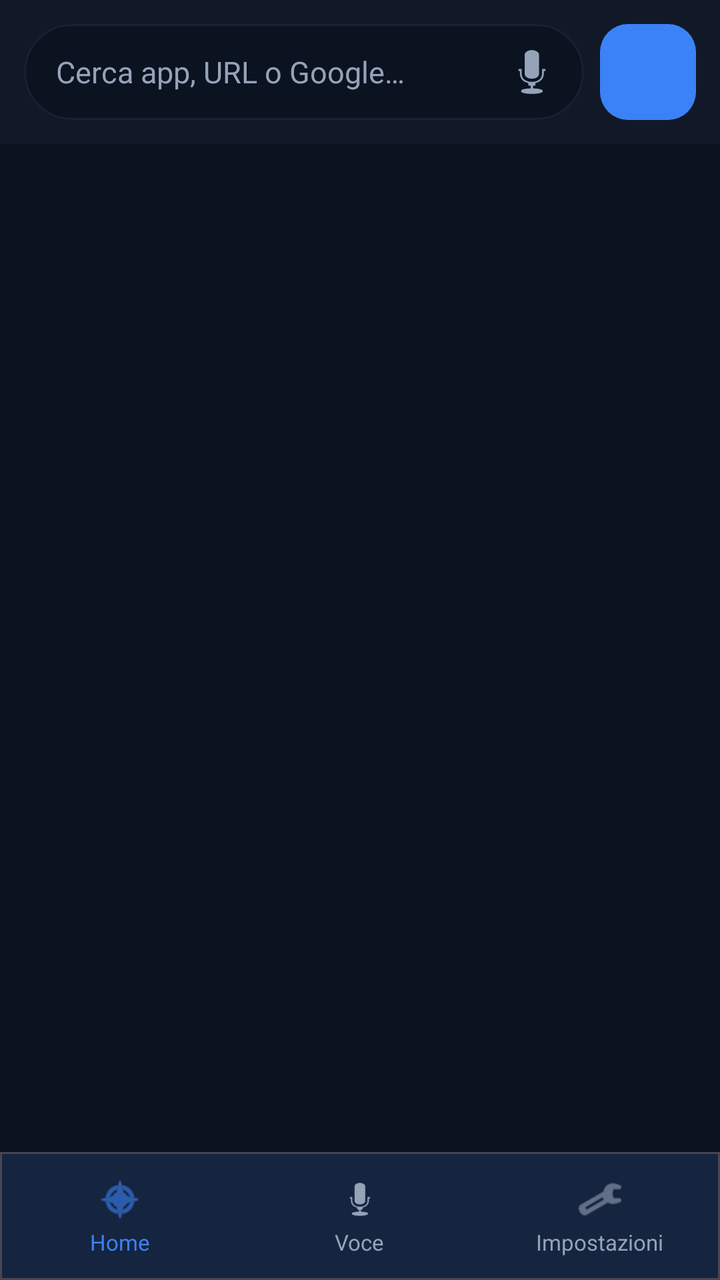
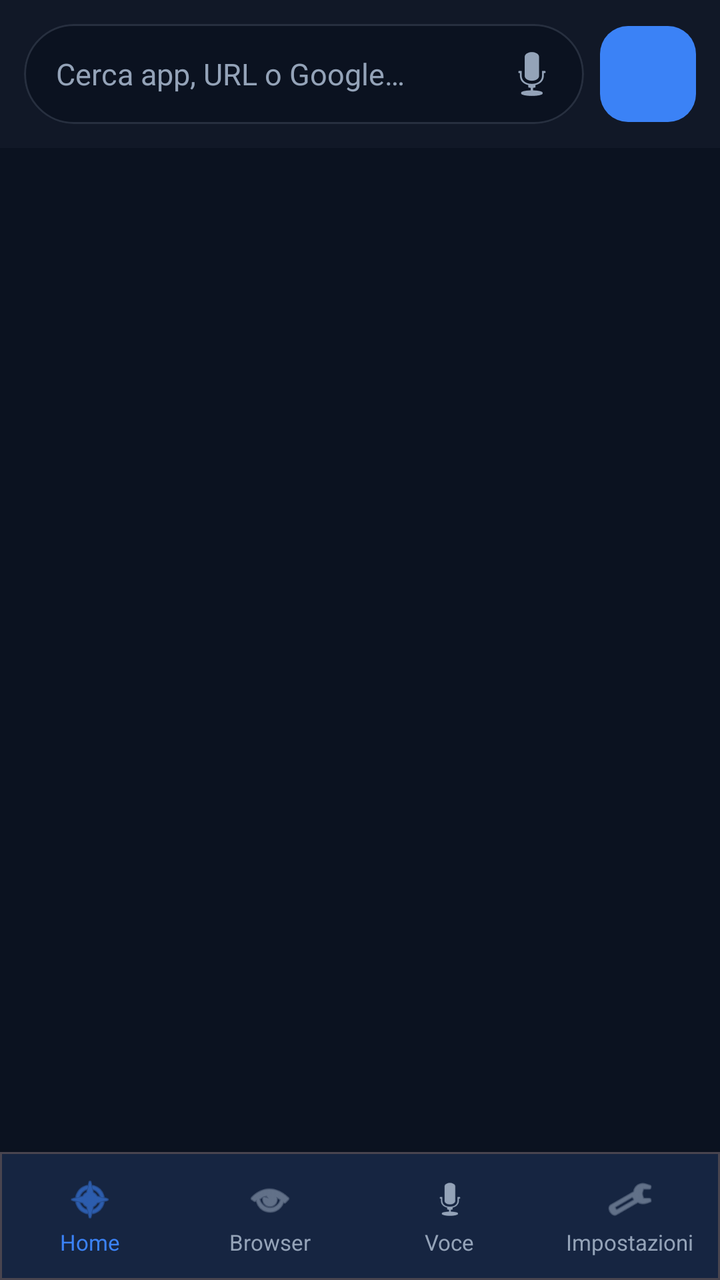

An Android layout rendered at two revisions. The XML below is the earlier revision; the diff shows what the commit changed to produce the second picture.
<!-- AndroidManifest.xml: activity theme Theme.WebLauncher -->
<!-- res/layout/activity_main.xml -->
<?xml version="1.0" encoding="utf-8"?>
<androidx.constraintlayout.widget.ConstraintLayout
    xmlns:android="http://schemas.android.com/apk/res/android"
    xmlns:app="http://schemas.android.com/apk/res-auto"
    android:layout_width="match_parent"
    android:layout_height="match_parent"
    android:background="@color/bg">

    <LinearLayout
        android:id="@+id/header"
        android:layout_width="0dp"
        android:layout_height="wrap_content"
        android:orientation="horizontal"
        android:padding="12dp"
        android:gravity="center_vertical"
        android:background="@color/bg_elevated"
        app:layout_constraintTop_toTopOf="parent"
        app:layout_constraintStart_toStartOf="parent"
        app:layout_constraintEnd_toEndOf="parent">

        <com.google.android.material.card.MaterialCardView
            android:layout_width="0dp"
            android:layout_height="48dp"
            android:layout_weight="1"
            app:cardCornerRadius="24dp"
            app:cardBackgroundColor="@color/bg"
            app:cardElevation="0dp"
            app:strokeWidth="1dp"
            app:strokeColor="#1A94A3B8">

            <LinearLayout
                android:layout_width="match_parent"
                android:layout_height="match_parent"
                android:orientation="horizontal"
                android:gravity="center_vertical"
                android:paddingStart="16dp"
                android:paddingEnd="4dp">

                <EditText
                    android:id="@+id/searchInput"
                    android:layout_width="0dp"
                    android:layout_height="match_parent"
                    android:layout_weight="1"
                    android:background="@android:color/transparent"
                    android:hint="@string/search_hint"
                    android:textColorHint="@color/text_muted"
                    android:textColor="@color/text"
                    android:textSize="15sp"
                    android:inputType="text"
                    android:imeOptions="actionSearch"
                    android:maxLines="1"
                    android:importantForAutofill="no" />

                <ImageButton
                    android:id="@+id/btnMic"
                    android:layout_width="44dp"
                    android:layout_height="44dp"
                    android:background="?attr/selectableItemBackgroundBorderless"
                    android:src="@android:drawable/ic_btn_speak_now"
                    android:contentDescription="@string/voice"
                    app:tint="@color/text_muted" />
            </LinearLayout>
        </com.google.android.material.card.MaterialCardView>

        <com.google.android.material.button.MaterialButton
            android:id="@+id/btnAdd"
            android:layout_width="48dp"
            android:layout_height="48dp"
            android:layout_marginStart="8dp"
            android:insetTop="0dp"
            android:insetBottom="0dp"
            android:text="+"
            android:textSize="22sp"
            android:textColor="@android:color/white"
            app:backgroundTint="@color/accent"
            app:cornerRadius="14dp" />
    </LinearLayout>

    <TextView
        android:id="@+id/webSearchHint"
        android:layout_width="0dp"
        android:layout_height="wrap_content"
        android:paddingHorizontal="16dp"
        android:paddingTop="10dp"
        android:paddingBottom="4dp"
        android:textColor="@color/accent"
        android:textSize="14sp"
        android:visibility="gone"
        app:layout_constraintTop_toBottomOf="@id/header"
        app:layout_constraintStart_toStartOf="parent"
        app:layout_constraintEnd_toEndOf="parent" />

    <androidx.recyclerview.widget.RecyclerView
        android:id="@+id/recycler"
        android:layout_width="0dp"
        android:layout_height="0dp"
        android:clipToPadding="false"
        android:paddingHorizontal="12dp"
        android:paddingTop="8dp"
        android:paddingBottom="88dp"
        app:layout_constraintTop_toBottomOf="@id/webSearchHint"
        app:layout_constraintBottom_toBottomOf="parent"
        app:layout_constraintStart_toStartOf="parent"
        app:layout_constraintEnd_toEndOf="parent" />

    <com.google.android.material.card.MaterialCardView
        android:id="@+id/bottomBar"
        android:layout_width="0dp"
        android:layout_height="wrap_content"
        app:cardBackgroundColor="@color/bg_elevated"
        app:cardElevation="8dp"
        app:cardCornerRadius="0dp"
        app:layout_constraintBottom_toBottomOf="parent"
        app:layout_constraintStart_toStartOf="parent"
        app:layout_constraintEnd_toEndOf="parent">

        <LinearLayout
            android:layout_width="match_parent"
            android:layout_height="64dp"
            android:orientation="horizontal"
            android:gravity="center">

            <LinearLayout
                android:id="@+id/navHome"
                android:layout_width="0dp"
                android:layout_height="match_parent"
                android:layout_weight="1"
                android:orientation="vertical"
                android:gravity="center"
                android:background="?attr/selectableItemBackground">
                <ImageView
                    android:layout_width="24dp"
                    android:layout_height="24dp"
                    android:src="@android:drawable/ic_menu_compass"
                    app:tint="@color/accent"
                    android:contentDescription="@string/home" />
                <TextView
                    android:layout_width="wrap_content"
                    android:layout_height="wrap_content"
                    android:text="@string/home"
                    android:textColor="@color/accent"
                    android:textSize="11sp"
                    android:layout_marginTop="2dp" />
            </LinearLayout>

            <LinearLayout
                android:id="@+id/navVoice"
                android:layout_width="0dp"
                android:layout_height="match_parent"
                android:layout_weight="1"
                android:orientation="vertical"
                android:gravity="center"
                android:background="?attr/selectableItemBackground">
                <ImageView
                    android:layout_width="24dp"
                    android:layout_height="24dp"
                    android:src="@android:drawable/ic_btn_speak_now"
                    app:tint="@color/text_muted"
                    android:contentDescription="@string/voice" />
                <TextView
                    android:layout_width="wrap_content"
                    android:layout_height="wrap_content"
                    android:text="@string/voice"
                    android:textColor="@color/text_muted"
                    android:textSize="11sp"
                    android:layout_marginTop="2dp" />
            </LinearLayout>

            <LinearLayout
                android:id="@+id/navSettings"
                android:layout_width="0dp"
                android:layout_height="match_parent"
                android:layout_weight="1"
                android:orientation="vertical"
                android:gravity="center"
                android:background="?attr/selectableItemBackground">
                <ImageView
                    android:layout_width="24dp"
                    android:layout_height="24dp"
                    android:src="@android:drawable/ic_menu_preferences"
                    app:tint="@color/text_muted"
                    android:contentDescription="@string/settings" />
                <TextView
                    android:layout_width="wrap_content"
                    android:layout_height="wrap_content"
                    android:text="@string/settings"
                    android:textColor="@color/text_muted"
                    android:textSize="11sp"
                    android:layout_marginTop="2dp" />
            </LinearLayout>
        </LinearLayout>
    </com.google.android.material.card.MaterialCardView>

</androidx.constraintlayout.widget.ConstraintLayout>
<!-- resources referenced by this layout -->
<resources>
  <color name="accent">#3B82F6</color>
  <color name="bg">#0B1220</color>
  <color name="bg_elevated">#111827</color>
  <color name="text">#F1F5F9</color>
  <color name="text_muted">#94A3B8</color>
  <string name="home">Home</string>
  <string name="search_hint">Cerca app, URL o Google\u2026</string>
  <string name="settings">Impostazioni</string>
  <string name="voice">Voce</string>
  <style name="Theme.WebLauncher" parent="Theme.Material3.Dark.NoActionBar">
          <item name="colorPrimary">@color/accent</item>
          <item name="colorOnPrimary">@android:color/white</item>
          <item name="colorSecondary">@color/accent</item>
          <item name="android:statusBarColor">@color/bg_elevated</item>
          <item name="android:navigationBarColor">@color/bg_elevated</item>
          <item name="android:windowBackground">@color/bg</item>
          <item name="android:colorBackground">@color/bg</item>
          <item name="colorSurface">@color/bg_elevated</item>
          <item name="colorOnSurface">@color/text</item>
          <item name="android:textColorPrimary">@color/text</item>
          <item name="android:textColorSecondary">@color/text_muted</item>
      </style>
</resources>

<!-- the commit's change to res/layout/activity_main.xml (unified diff, before → after) -->
@@ -7,108 +7,202 @@
     android:background="@color/bg">
 
     <LinearLayout
-        android:id="@+id/header"
+        android:id="@+id/homePanel"
         android:layout_width="0dp"
-        android:layout_height="wrap_content"
-        android:orientation="horizontal"
-        android:padding="12dp"
-        android:gravity="center_vertical"
-        android:background="@color/bg_elevated"
+        android:layout_height="0dp"
+        android:orientation="vertical"
         app:layout_constraintTop_toTopOf="parent"
+        app:layout_constraintBottom_toTopOf="@id/bottomBar"
         app:layout_constraintStart_toStartOf="parent"
         app:layout_constraintEnd_toEndOf="parent">
 
-        <com.google.android.material.card.MaterialCardView
-            android:layout_width="0dp"
-            android:layout_height="48dp"
+        <LinearLayout
+            android:id="@+id/header"
+            android:layout_width="match_parent"
+            android:layout_height="wrap_content"
+            android:orientation="horizontal"
+            android:padding="12dp"
+            android:gravity="center_vertical"
+            android:background="@color/bg_elevated">
+
+            <com.google.android.material.card.MaterialCardView
+                android:layout_width="0dp"
+                android:layout_height="50dp"
+                android:layout_weight="1"
+                app:cardCornerRadius="25dp"
+                app:cardBackgroundColor="@color/bg"
+                app:cardElevation="0dp"
+                app:strokeWidth="1dp"
+                app:strokeColor="#3394A3B8">
+
+                <LinearLayout
+                    android:layout_width="match_parent"
+                    android:layout_height="match_parent"
+                    android:orientation="horizontal"
+                    android:gravity="center_vertical"
+                    android:paddingStart="16dp"
+                    android:paddingEnd="4dp">
+
+                    <EditText
+                        android:id="@+id/searchInput"
+                        android:layout_width="0dp"
+                        android:layout_height="match_parent"
+                        android:layout_weight="1"
+                        android:background="@android:color/transparent"
+                        android:hint="@string/search_hint"
+                        android:textColorHint="@color/text_muted"
+                        android:textColor="@color/text"
+                        android:textSize="15sp"
+                        android:inputType="text"
+                        android:imeOptions="actionSearch"
+                        android:maxLines="1"
+                        android:importantForAutofill="no" />
+
+                    <ImageButton
+                        android:id="@+id/btnMic"
+                        android:layout_width="44dp"
+                        android:layout_height="44dp"
+                        android:background="?attr/selectableItemBackgroundBorderless"
+                        android:src="@android:drawable/ic_btn_speak_now"
+                        android:contentDescription="@string/voice"
+                        app:tint="@color/text_muted" />
+                </LinearLayout>
+            </com.google.android.material.card.MaterialCardView>
+
+            <com.google.android.material.button.MaterialButton
+                android:id="@+id/btnAdd"
+                android:layout_width="48dp"
+                android:layout_height="48dp"
+                android:layout_marginStart="8dp"
+                android:insetTop="0dp"
+                android:insetBottom="0dp"
+                android:text="+"
+                android:textSize="22sp"
+                android:textColor="@android:color/white"
+                app:backgroundTint="@color/accent"
+                app:cornerRadius="14dp" />
+        </LinearLayout>
+
+        <TextView
+            android:id="@+id/webSearchHint"
+            android:layout_width="match_parent"
+            android:layout_height="wrap_content"
+            android:paddingHorizontal="16dp"
+            android:paddingTop="10dp"
+            android:paddingBottom="4dp"
+            android:textColor="@color/accent"
+            android:textSize="14sp"
+            android:visibility="gone" />
+
+        <androidx.recyclerview.widget.RecyclerView
+            android:id="@+id/recycler"
+            android:layout_width="match_parent"
+            android:layout_height="0dp"
             android:layout_weight="1"
-            app:cardCornerRadius="24dp"
-            app:cardBackgroundColor="@color/bg"
-            app:cardElevation="0dp"
-            app:strokeWidth="1dp"
-            app:strokeColor="#1A94A3B8">
-
-            <LinearLayout
-                android:layout_width="match_parent"
-                android:layout_height="match_parent"
-                android:orientation="horizontal"
-                android:gravity="center_vertical"
-                android:paddingStart="16dp"
-                android:paddingEnd="4dp">
-
-                <EditText
-                    android:id="@+id/searchInput"
-                    android:layout_width="0dp"
-                    android:layout_height="match_parent"
-                    android:layout_weight="1"
-                    android:background="@android:color/transparent"
-                    android:hint="@string/search_hint"
-                    android:textColorHint="@color/text_muted"
-                    android:textColor="@color/text"
-                    android:textSize="15sp"
-                    android:inputType="text"
-                    android:imeOptions="actionSearch"
-                    android:maxLines="1"
-                    android:importantForAutofill="no" />
-
-                <ImageButton
-                    android:id="@+id/btnMic"
-                    android:layout_width="44dp"
-                    android:layout_height="44dp"
-                    android:background="?attr/selectableItemBackgroundBorderless"
-                    android:src="@android:drawable/ic_btn_speak_now"
-                    android:contentDescription="@string/voice"
-                    app:tint="@color/text_muted" />
-            </LinearLayout>
-        </com.google.android.material.card.MaterialCardView>
-
-        <com.google.android.material.button.MaterialButton
-            android:id="@+id/btnAdd"
-            android:layout_width="48dp"
-            android:layout_height="48dp"
-            android:layout_marginStart="8dp"
-            android:insetTop="0dp"
-            android:insetBottom="0dp"
-            android:text="+"
-            android:textSize="22sp"
-            android:textColor="@android:color/white"
-            app:backgroundTint="@color/accent"
-            app:cornerRadius="14dp" />
+            android:clipToPadding="false"
+            android:paddingHorizontal="10dp"
+            android:paddingTop="6dp"
+            android:paddingBottom="12dp" />
     </LinearLayout>
 
-    <TextView
-        android:id="@+id/webSearchHint"
-        android:layout_width="0dp"
-        android:layout_height="wrap_content"
-        android:paddingHorizontal="16dp"
-        android:paddingTop="10dp"
-        android:paddingBottom="4dp"
-        android:textColor="@color/accent"
-        android:textSize="14sp"
-        android:visibility="gone"
-        app:layout_constraintTop_toBottomOf="@id/header"
-        app:layout_constraintStart_toStartOf="parent"
-        app:layout_constraintEnd_toEndOf="parent" />
-
-    <androidx.recyclerview.widget.RecyclerView
-        android:id="@+id/recycler"
+    <LinearLayout
+        android:id="@+id/browserPanel"
         android:layout_width="0dp"
         android:layout_height="0dp"
-        android:clipToPadding="false"
-        android:paddingHorizontal="12dp"
-        android:paddingTop="8dp"
-        android:paddingBottom="88dp"
-        app:layout_constraintTop_toBottomOf="@id/webSearchHint"
-        app:layout_constraintBottom_toBottomOf="parent"
+        android:orientation="vertical"
+        android:visibility="gone"
+        app:layout_constraintTop_toTopOf="parent"
+        app:layout_constraintBottom_toTopOf="@id/bottomBar"
         app:layout_constraintStart_toStartOf="parent"
-        app:layout_constraintEnd_toEndOf="parent" />
+        app:layout_constraintEnd_toEndOf="parent">
+
+        <LinearLayout
+            android:layout_width="match_parent"
+            android:layout_height="48dp"
+            android:orientation="horizontal"
+            android:gravity="center_vertical"
+            android:background="@color/bg_elevated"
+            android:paddingHorizontal="4dp">
+
+            <ImageButton
+                android:id="@+id/btnWebBack"
+                android:layout_width="44dp"
+                android:layout_height="44dp"
+                android:background="?attr/selectableItemBackgroundBorderless"
+                android:src="@android:drawable/ic_media_previous"
+                app:tint="@color/text"
+                android:contentDescription="Indietro" />
+
+            <ImageButton
+                android:id="@+id/btnWebForward"
+                android:layout_width="44dp"
+                android:layout_height="44dp"
+                android:background="?attr/selectableItemBackgroundBorderless"
+                android:src="@android:drawable/ic_media_next"
+                app:tint="@color/text"
+                android:contentDescription="Avanti" />
+
+            <ImageButton
+                android:id="@+id/btnWebRefresh"
+                android:layout_width="44dp"
+                android:layout_height="44dp"
+                android:background="?attr/selectableItemBackgroundBorderless"
+                android:src="@android:drawable/ic_popup_sync"
+                app:tint="@color/text"
+                android:contentDescription="Aggiorna" />
+
+            <TextView
+                android:id="@+id/webTitle"
+                android:layout_width="0dp"
+                android:layout_height="wrap_content"
+                android:layout_weight="1"
+                android:textColor="@color/text"
+                android:textSize="13sp"
+                android:maxLines="1"
+                android:ellipsize="end"
+                android:paddingHorizontal="6dp" />
+
+            <ImageButton
+                android:id="@+id/btnWebExternal"
+                android:layout_width="44dp"
+                android:layout_height="44dp"
+                android:background="?attr/selectableItemBackgroundBorderless"
+                android:src="@android:drawable/ic_menu_share"
+                app:tint="@color/text_muted"
+                android:contentDescription="Apri esterno" />
+
+            <ImageButton
+                android:id="@+id/btnWebClose"
+                android:layout_width="44dp"
+                android:layout_height="44dp"
+                android:background="?attr/selectableItemBackgroundBorderless"
+                android:src="@android:drawable/ic_menu_close_clear_cancel"
+                app:tint="@color/danger"
+                android:contentDescription="Chiudi" />
+        </LinearLayout>
+
+        <ProgressBar
+            android:id="@+id/webProgress"
+            style="?android:attr/progressBarStyleHorizontal"
+            android:layout_width="match_parent"
+            android:layout_height="3dp"
+            android:max="100"
+            android:progress="0"
+            android:visibility="gone" />
+
+        <WebView
+            android:id="@+id/webView"
+            android:layout_width="match_parent"
+            android:layout_height="0dp"
+            android:layout_weight="1" />
+    </LinearLayout>
 
     <com.google.android.material.card.MaterialCardView
         android:id="@+id/bottomBar"
         android:layout_width="0dp"
         android:layout_height="wrap_content"
         app:cardBackgroundColor="@color/bg_elevated"
-        app:cardElevation="8dp"
+        app:cardElevation="10dp"
         app:cardCornerRadius="0dp"
         app:layout_constraintBottom_toBottomOf="parent"
         app:layout_constraintStart_toStartOf="parent"
@@ -129,16 +223,43 @@
                 android:gravity="center"
                 android:background="?attr/selectableItemBackground">
                 <ImageView
+                    android:id="@+id/iconHome"
                     android:layout_width="24dp"
                     android:layout_height="24dp"
                     android:src="@android:drawable/ic_menu_compass"
                     app:tint="@color/accent"
                     android:contentDescription="@string/home" />
                 <TextView
+                    android:id="@+id/labelHome"
                     android:layout_width="wrap_content"
                     android:layout_height="wrap_content"
                     android:text="@string/home"
                     android:textColor="@color/accent"
+                    android:textSize="11sp"
+                    android:layout_marginTop="2dp" />
+            </LinearLayout>
+
+            <LinearLayout
+                android:id="@+id/navBrowser"
+                android:layout_width="0dp"
+                android:layout_height="match_parent"
+                android:layout_weight="1"
+                android:orientation="vertical"
+                android:gravity="center"
+                android:background="?attr/selectableItemBackground">
+                <ImageView
+                    android:id="@+id/iconBrowser"
+                    android:layout_width="24dp"
+                    android:layout_height="24dp"
+                    android:src="@android:drawable/ic_menu_view"
+                    app:tint="@color/text_muted"
+                    android:contentDescription="Browser" />
+                <TextView
+                    android:id="@+id/labelBrowser"
+                    android:layout_width="wrap_content"
+                    android:layout_height="wrap_content"
+                    android:text="Browser"
+                    android:textColor="@color/text_muted"
                     android:textSize="11sp"
                     android:layout_marginTop="2dp" />
             </LinearLayout>
@@ -157,6 +278,7 @@
                     android:src="@android:drawable/ic_btn_speak_now"
                     app:tint="@color/text_muted"
                     android:contentDescription="@string/voice" />
+ ent
                 <TextView
                     android:layout_width="wrap_content"
                     android:layout_height="wrap_content"
<!-- resource entries referenced after the edit -->
@@ -3,6 +3,7 @@
   <color name="accent">#3B82F6</color>
   <color name="bg">#0B1220</color>
   <color name="bg_elevated">#111827</color>
+  <color name="danger">#EF4444</color>
   <color name="text">#F1F5F9</color>
   <color name="text_muted">#94A3B8</color>
   <string name="home">Home</string>
